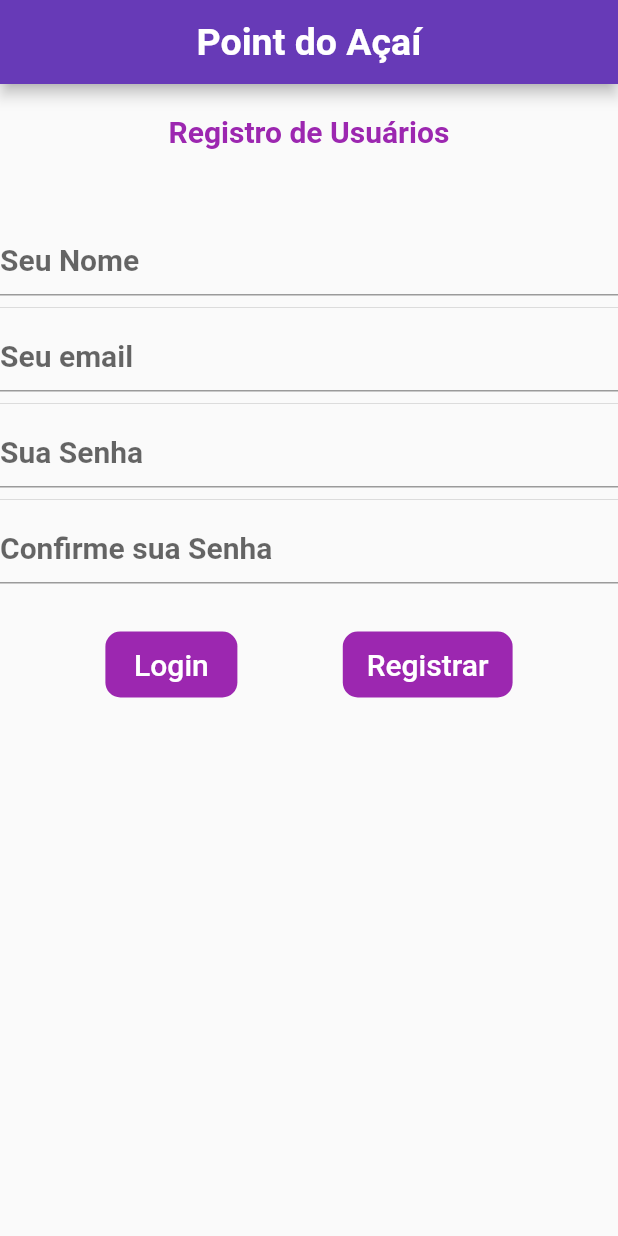
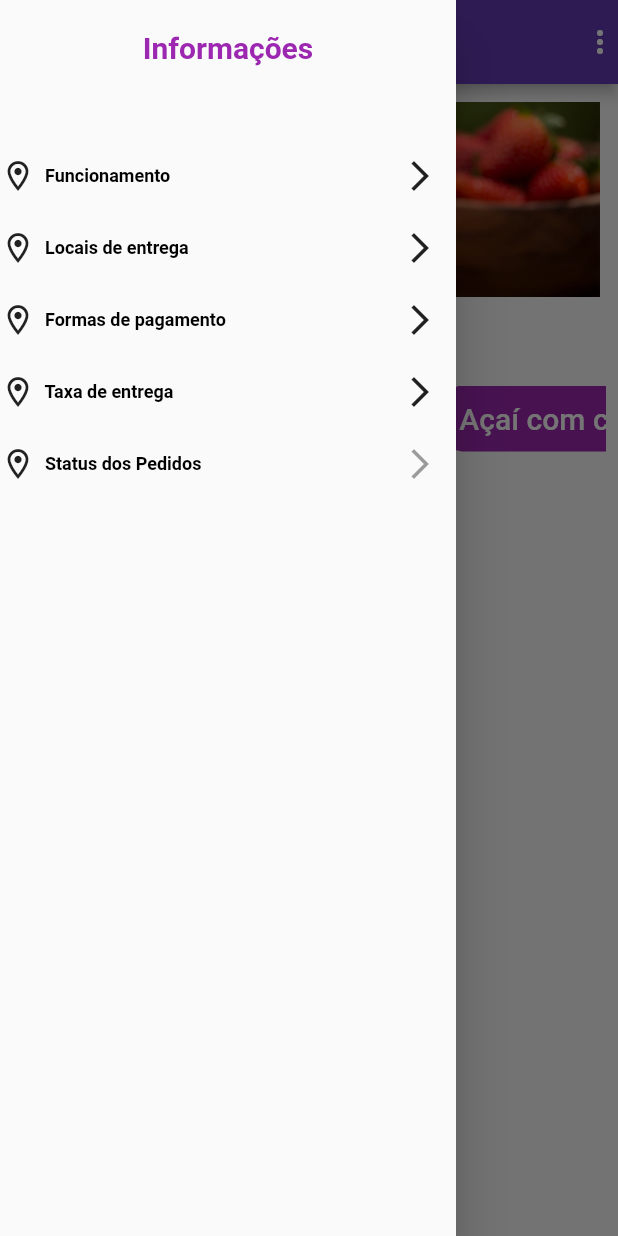
Before and after one commit to Euristenede/DeliveryA-ai, a Flutter app: the screen it shows after launch, with the side drawer open (before the commit the screen has no drawer), on a phone screen of 412 x 824 dp. Run offline on Flutter 3.47's test engine with Material 2 defaults, Android fonts, the phone set to English and light mode, and no system bars.

Commit message:
Desenvolvido tela de catalogos

```diff
--- /dev/null
+++ b/lib/apresentacao/home/catalogo.dart
@@ -0,0 +1,330 @@
+import 'package:flutter/material.dart';
+import 'package:appacai/informacoes/funcionamento.dart';
+import 'package:appacai/informacoes/locais_entrega.dart';
+import 'package:appacai/informacoes/formas_pagamento.dart';
+import 'package:appacai/informacoes/taxa_entrega.dart';
+
+class Catalogo extends StatefulWidget {
+  @override
+  _CatalogoState createState() => _CatalogoState();
+}
+
+class _CatalogoState extends State<Catalogo> {
+  final ButtonStyle flatButtonStyle = TextButton.styleFrom(
+    primary: Colors.white,
+    shape: const RoundedRectangleBorder(
+      borderRadius: BorderRadius.all(Radius.circular(10.0)),
+    ),
+    backgroundColor: Colors.purple,
+  );
+
+  final TextStyle estilo = new TextStyle(
+      color: Colors.black, fontSize: 12, fontWeight: FontWeight.bold);
+
+  @override
+  Widget build(BuildContext context) {
+    return Scaffold(
+        appBar: AppBar(
+          centerTitle: true,
+          title: Text(
+            "Point do Açaí",
+            style: TextStyle(fontSize: 25, fontWeight: FontWeight.bold),
+          ),
+          actions: [
+            Icon(Icons.more_vert),
+          ],
+        ),
+        drawer: Drawer(
+          child: ListView(
+            children: [
+              Column(
+                children: <Widget>[
+                  Container(
+                      padding: EdgeInsets.only(top: 20, bottom: 50),
+                      child: Column(
+                        children: [
+                          Text(
+                            "Informações",
+                            style: TextStyle(
+                                color: Colors.purple,
+                                fontSize: 20,
+                                fontWeight: FontWeight.bold),
+                          )
+                        ],
+                      )),
+                  Container(
+                      margin: EdgeInsets.only(left: 0),
+                      child: Column(
+                        mainAxisAlignment: MainAxisAlignment.spaceBetween,
+                        crossAxisAlignment: CrossAxisAlignment.start,
+                        children: <Widget>[
+                          Row(
+                              mainAxisAlignment: MainAxisAlignment.spaceBetween,
+                              children: <Widget>[
+                                Column(
+                                  children: [
+                                    Row(
+                                      children: [
+                                        Icon(Icons.location_on_outlined),
+                                        Text(
+                                          "  Funcionamento",
+                                          style: estilo,
+                                        ),
+                                      ],
+                                    )
+                                  ],
+                                ),
+                                Column(
+                                  children: [
+                                    IconButton(
+                                      icon: const Icon(Icons.arrow_forward_ios),
+                                      onPressed: () => Navigator.push(
+                                          context,
+                                          MaterialPageRoute(
+                                              builder: (context) =>
+                                                  Funcionamento())),
+                                    ),
+                                  ],
+                                )
+                              ]),
+                          Row(
+                              mainAxisAlignment: MainAxisAlignment.spaceBetween,
+                              children: <Widget>[
+                                Column(
+                                  children: [
+                                    Row(
+                                      children: [
+                                        Icon(Icons.location_on_outlined),
+                                        Text(
+                                          "  Locais de entrega",
+                                          style: estilo,
+                                        ),
+                                      ],
+                                    )
+                                  ],
+                                ),
+                                Column(
+                                  children: [
+                                    IconButton(
+                                      icon: const Icon(Icons.arrow_forward_ios),
+                                      onPressed: () => Navigator.push(
+                                          context,
+                                          MaterialPageRoute(
+                                              builder: (context) =>
+                                                  LocalEntrega())),
+                                    ),
+                                  ],
+                                ),
+                              ]),
+                          Row(
+                              mainAxisAlignment: MainAxisAlignment.spaceBetween,
+                              children: <Widget>[
+                                Column(
+                                  children: [
+                                    Row(
+                                      children: [
+                                        Icon(Icons.location_on_outlined),
+                                        Text(
+                                          "  Formas de pagamento",
+                                          style: estilo,
+                                        ),
+                                      ],
+                                    )
+                                  ],
+                                ),
+                                Column(
+                                  children: [
+                                    IconButton(
+                                      icon: const Icon(Icons.arrow_forward_ios),
+                                      onPressed: () => Navigator.push(
+                                          context,
+                                          MaterialPageRoute(
+                                              builder: (context) =>
+                                                  FormasPagamento())),
+                                    ),
+                                  ],
+                                ),
+                              ]),
+                          Row(
+                              mainAxisAlignment: MainAxisAlignment.spaceBetween,
+                              children: <Widget>[
+                                Column(
+                                  children: [
+                                    Row(
+                                      children: [
+                                        Icon(Icons.location_on_outlined),
+                                        Text(
+                                          "  Taxa de entrega",
+                                          style: estilo,
+                                        ),
+                                      ],
+                                    )
+                                  ],
+                                ),
+                                Column(
+                                  children: [
+                                    IconButton(
+                                      icon: const Icon(Icons.arrow_forward_ios),
+                                      onPressed: () => Navigator.push(
+                                          context,
+                                          MaterialPageRoute(
+                                              builder: (context) =>
+                                                  TaxaEntrega())),
+                                    ),
+                                  ],
+                                ),
+                              ]),
+                          Row(
+                              mainAxisAlignment: MainAxisAlignment.spaceBetween,
+                              children: <Widget>[
+                                Column(
+                                  children: [
+                                    Row(
+                                      children: [
+                                        Icon(Icons.location_on_outlined),
+                                        Text(
+                                          "  Status dos Pedidos",
+                                          style: estilo,
+                                        ),
+                                      ],
+                                    )
+                                  ],
+                                ),
+                                Column(
+                                  children: [
+                                    IconButton(
+                                        icon:
+                                            const Icon(Icons.arrow_forward_ios),
+                                        onPressed: null),
+                                  ],
+                                ),
+                              ]),
+                        ],
+                      )),
+                ],
+              ),
+            ],
+          ),
+        ),
+        body: ListView(
+          children: [
+            Container(
+              padding: EdgeInsets.all(8),
+              width: double.infinity,
+              child: Column(
+                mainAxisAlignment: MainAxisAlignment.start,
+                crossAxisAlignment: CrossAxisAlignment.center,
+                children: [
+                  Container(
+                      padding: EdgeInsets.all(4),
+                      width: double.infinity,
+                      child: Stack(
+                        children: [
+                          Image.asset('assets/images/acai.png',
+                              height: 130,
+                              width: double.infinity,
+                              fit: BoxFit.fitWidth),
+                          Center(
+                            child: Container(
+                              margin: const EdgeInsets.only(top: 75),
+                              child: Image.asset(
+                                "assets/images/logo.png",
+                                height: 110,
+                                width: 110,
+                              ),
+                            ),
+                          )
+                        ],
+                      )),
+                  Container(
+                    height: 44.0,
+                    child: ListView(
+                      scrollDirection: Axis.horizontal,
+                      children: <Widget>[
+                        TextButton(
+                          style: flatButtonStyle,
+                          onPressed: null,
+                          child: Text(
+                            "Açaí no copo",
+                            style: TextStyle(
+                                fontSize: 20,
+                                color: Colors.white,
+                                decoration: TextDecoration.none),
+                          ),
+                        ),
+                        Divider(
+                          indent: 10,
+                        ),
+                        TextButton(
+                          style: flatButtonStyle,
+                          onPressed: null,
+                          child: Text(
+                            "Açai na tigela",
+                            style: TextStyle(
+                                fontSize: 20,
+                                color: Colors.white,
+                                decoration: TextDecoration.none),
+                          ),
+                        ),
+                        Divider(
+                          indent: 10,
+                        ),
+                        TextButton(
+                          style: flatButtonStyle,
+                          onPressed: null,
+                          child: Text(
+                            "Açaí com cupuaçu",
+                            style: TextStyle(
+                                fontSize: 20,
+                                color: Colors.white,
+                                decoration: TextDecoration.none),
+                          ),
+                        ),
+                        Divider(
+                          indent: 10,
+                        ),
+                        TextButton(
+                          style: flatButtonStyle,
+                          onPressed: null,
+                          child: Text(
+                            "Açaí com sorvete",
+                            style: TextStyle(
+                                fontSize: 20,
+                                color: Colors.white,
+                                decoration: TextDecoration.none),
+                          ),
+                        ),
+                      ],
+                    ),
+                  ),
+                  Container(
+                      margin: const EdgeInsets.only(top: 20),
+                      child: Column(
+                        children: [
+                          GestureDetector(
+                            // When the child is tapped, show a snackbar.
+                            onTap: () {
+                              const snackBar = SnackBar(content: Text('Tap'));
+
+                              ScaffoldMessenger.of(context)
+                                  .showSnackBar(snackBar);
+                            },
+                            // The custom button
+                            child: Container(
+                              padding: const EdgeInsets.all(12.0),
+                              decoration: BoxDecoration(
+                                color: Theme.of(context).buttonColor,
+                                borderRadius: BorderRadius.circular(8.0),
+                              ),
+                              child: const Text('My Button'),
+                            ),
+                          )
+                        ],
+                      )),
+                ],
+              ),
+            ),
+          ],
+        ));
+  }
+}
--- a/lib/apresentacao/pages/material_home_page.dart
+++ /dev/null
@@ -1,25 +0,0 @@
-import 'package:flutter/cupertino.dart';
-import 'package:flutter/material.dart';
-
-class MaterialHomePage extends StatelessWidget {
-  @override
-  Widget build(BuildContext context) {
-    return Scaffold(
-      appBar: AppBar(
-        title: Center(child: Text('Point do Açaí')),
-      ),
-      body: SafeArea(
-        child: Container(
-          width: 300,
-          child: Card(
-            shape: RoundedRectangleBorder(
-              borderRadius: BorderRadius.circular(15.0)
-            ),
-            child: Image.asset("assets/images/slide.png"),
-          ),
-          color: Colors.green,
-        )
-      ),
-    );
-  }
-}
--- a/lib/inicializacao/start_material_aplication.dart
+++ b/lib/inicializacao/start_material_aplication.dart
@@ -1,4 +1,4 @@
-import 'package:appacai/autenticacao/registro.dart';
+import 'package:appacai/apresentacao/home/catalogo.dart';
 import 'package:flutter/material.dart';
 
 class StartMaterialAplication extends StatelessWidget {
@@ -7,7 +7,7 @@ class StartMaterialAplication extends StatelessWidget {
     return MaterialApp(
       debugShowCheckedModeBanner: false,
       theme: ThemeData(primarySwatch: Colors.deepPurple),
-      home: Registro(),
+      home: Catalogo(),
     );
   }
 }
--- a/pubspec.yaml
+++ b/pubspec.yaml
@@ -22,3 +22,6 @@ flutter:
   uses-material-design: true
   assets:
     - assets/images/slide.png
+    - assets/images/logo.png
+    - assets/images/acai.png
+    - assets/images/acai2.png
```
Also changed, not shown: lib/apresentacao/pages/cupertino_home_page.dart (+6 -7 lines), assets/images/acai.png (added), assets/images/acai2.png (added), assets/images/icone.png (deleted), assets/images/logo.png (added).
